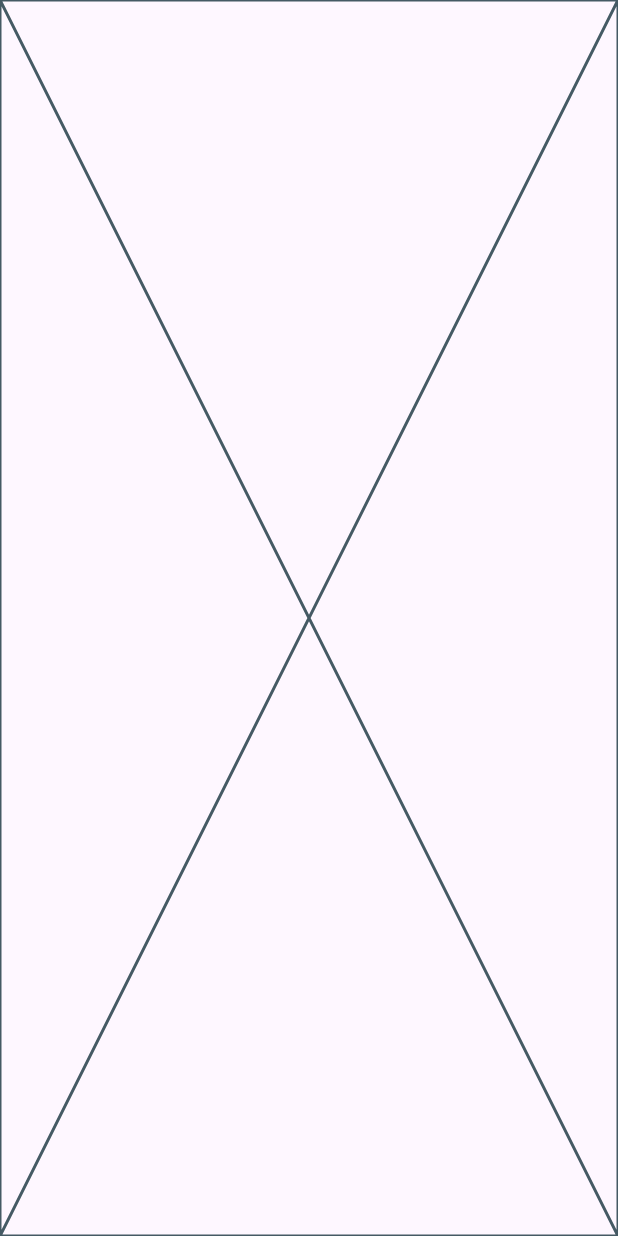
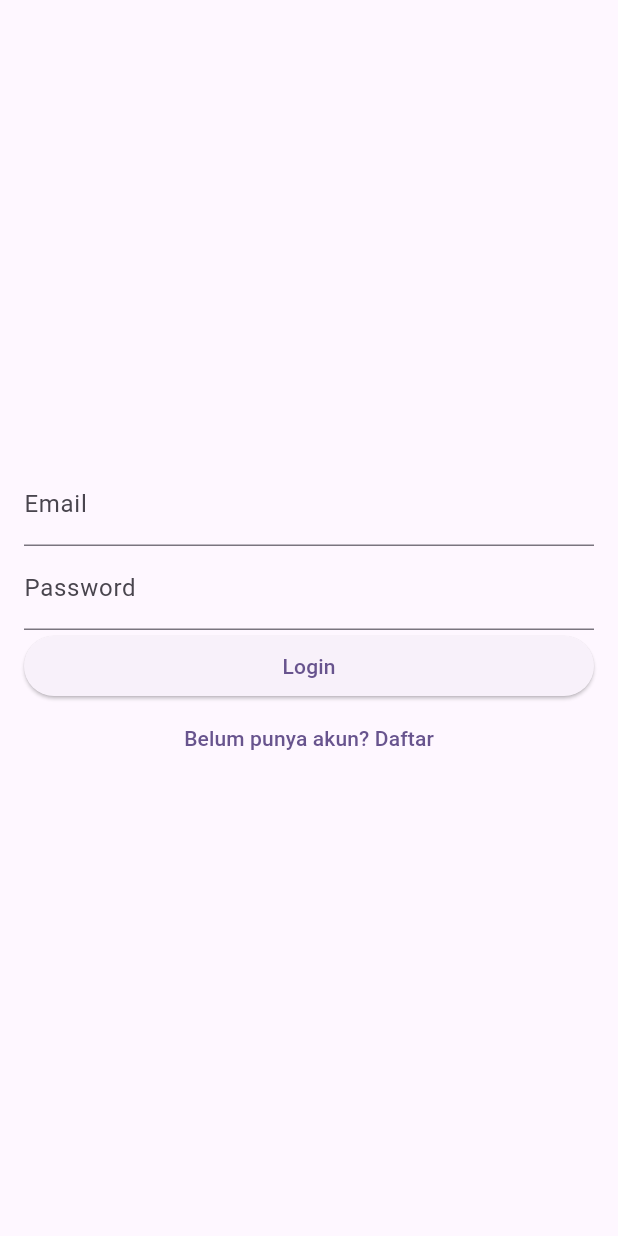
Before and after one commit to RezaAzharii/20220140011_Act4, a Flutter app: the LoginPage screen opened directly, on a phone screen of 412 x 824 dp. Run offline on Flutter 3.47's test engine with Material 3 defaults, Android fonts, the phone set to English and light mode, and no system bars.

Commit message:
menambahkan ui untuk login beserta validator untuk form login

```diff
--- a/lib/pages/login_page.dart
+++ b/lib/pages/login_page.dart
@@ -19,6 +19,54 @@ class _LoginPageState extends State<LoginPage> {
 
   @override
   Widget build(BuildContext context) {
-    return const Placeholder();
+    return Scaffold(
+      body: Form(
+        key: _formKey,
+        child: Padding(
+          padding: const EdgeInsets.all(16.0),
+          child: Column(
+            mainAxisAlignment: MainAxisAlignment.center,
+            children: [
+              TextFormField(
+                controller: emailController,
+                decoration: const InputDecoration(labelText: "Email"),
+                validator: (value) {
+                  if (value == null || value.isEmpty) {
+                    return 'Please enter your email';
+                  }
+                  return null;
+                },
+              ),
+              TextFormField(
+                controller: passwordController,
+                decoration: const InputDecoration(labelText: "Password"),
+                obscureText: true,
+                validator: (value) {
+                  if (value == null || value.isEmpty) {
+                    return 'Please enter your Password';
+                  }
+                  return null;
+                },
+              ),
+              SizedBox(
+                width: double.infinity,
+                child: ElevatedButton(
+                  onPressed: () {
+
+                  },
+                  child: Text('Login'),
+                ),
+              ),
+              TextButton(
+                onPressed: () {
+
+                },
+                child: Text('Belum punya akun? Daftar'),
+              ),
+            ],
+          ),
+        ),
+      ),
+    );
   }
 }
```
